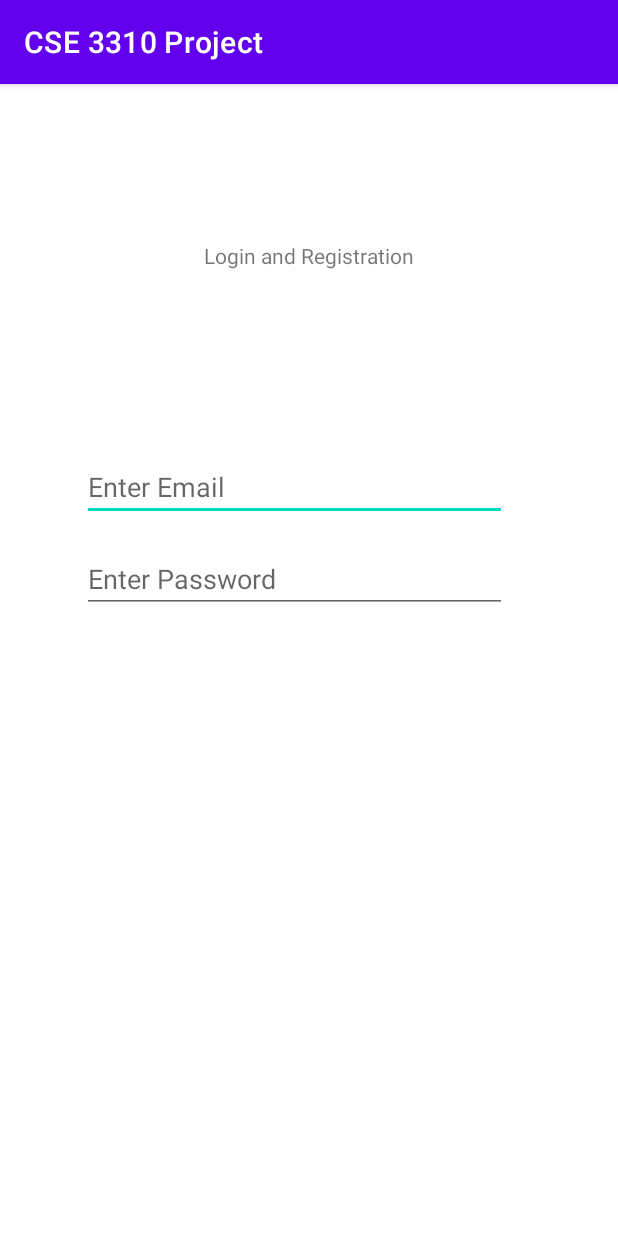
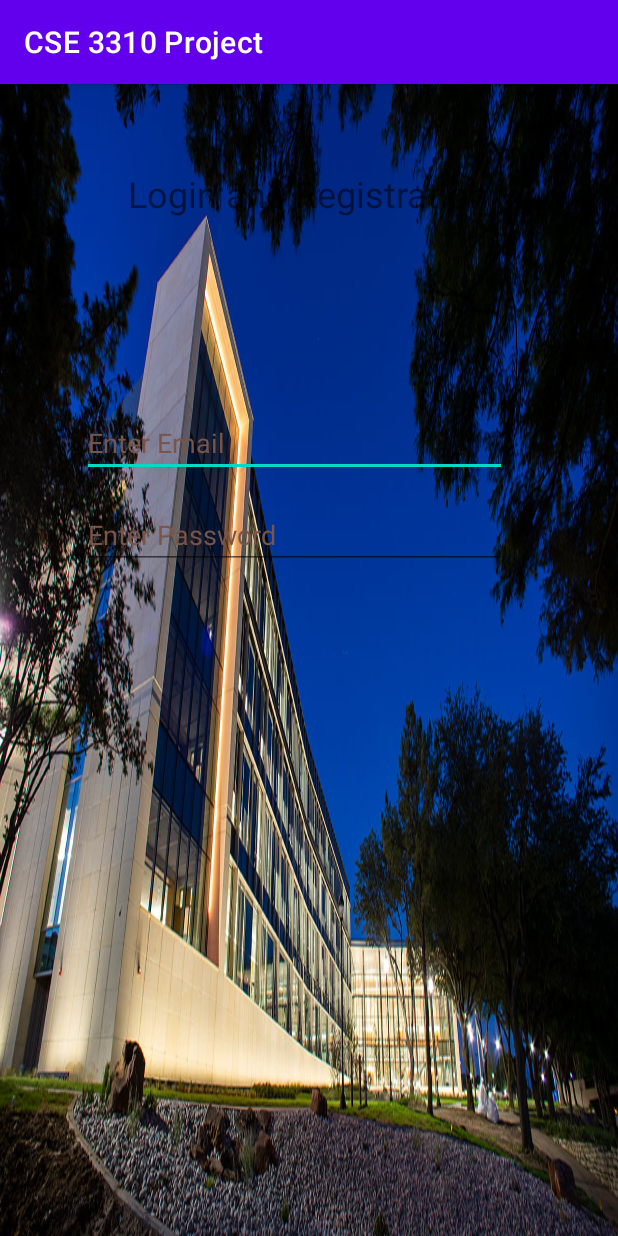
Before and after one commit to CodyMonJones/CSE3310-SIE, an Android app: the screen it shows after launch (MainActivity), on a phone screen of 412 x 824 dp. Run offline under Robolectric (Android 15) with nearby library versions, the phone set to English and light mode, and no system bars.

Commit message:
added a background to the login menu

```diff
--- a/CSE3310Project/app/src/main/java/com/example/cse3310project/MainActivity.java
+++ b/CSE3310Project/app/src/main/java/com/example/cse3310project/MainActivity.java
@@ -11,4 +11,5 @@ public class MainActivity extends AppCompatActivity {
         super.onCreate(savedInstanceState);
         setContentView(R.layout.activity_main);
     }
+
 }
--- a/CSE3310Project/app/src/main/res/layout/activity_main.xml
+++ b/CSE3310Project/app/src/main/res/layout/activity_main.xml
@@ -4,18 +4,22 @@
     xmlns:tools="http://schemas.android.com/tools"
     android:layout_width="match_parent"
     android:layout_height="match_parent"
-    tools:context=".MainActivity">
+    android:background="@drawable/seir"
+    tools:context="MainActivity">
 
     <TextView
-        android:id="@+id/textView"
+        android:id="@+id/LoginTitle"
         android:layout_width="wrap_content"
         android:layout_height="wrap_content"
         android:text="Login and Registration"
+        android:textAlignment="center"
+        android:textSize="24sp"
         app:layout_constraintBottom_toBottomOf="parent"
         app:layout_constraintEnd_toEndOf="parent"
+        app:layout_constraintHorizontal_bias="0.497"
         app:layout_constraintStart_toStartOf="parent"
         app:layout_constraintTop_toTopOf="parent"
-        app:layout_constraintVertical_bias="0.14" />
+        app:layout_constraintVertical_bias="0.077" />
 
     <EditText
         android:id="@+id/editTextTextEmailAddress"
@@ -29,11 +33,12 @@
         android:hint="Enter Email"
         android:inputType="textEmailAddress"
         android:minHeight="48dp"
+        android:textColorHint="#795548"
         app:layout_constraintBottom_toBottomOf="parent"
         app:layout_constraintEnd_toEndOf="parent"
         app:layout_constraintHorizontal_bias="0.635"
         app:layout_constraintStart_toStartOf="parent"
-        app:layout_constraintTop_toBottomOf="@+id/textView"
+        app:layout_constraintTop_toBottomOf="@+id/LoginTitle"
         app:layout_constraintVertical_bias="0.151" />
 
     <EditText
@@ -46,9 +51,10 @@
         android:ems="10"
         android:hint="Enter Password"
         android:inputType="textPassword"
+        android:textColorHint="#795548"
         app:layout_constraintBottom_toBottomOf="parent"
         app:layout_constraintEnd_toEndOf="parent"
-        app:layout_constraintHorizontal_bias="1.0"
+        app:layout_constraintHorizontal_bias="0.637"
         app:layout_constraintStart_toStartOf="parent"
         app:layout_constraintTop_toBottomOf="@+id/editTextTextEmailAddress"
         app:layout_constraintVertical_bias="0.0" />
```
Also changed, not shown: CSE3310Project/app/src/main/res/drawable/seir.jpg (added).
